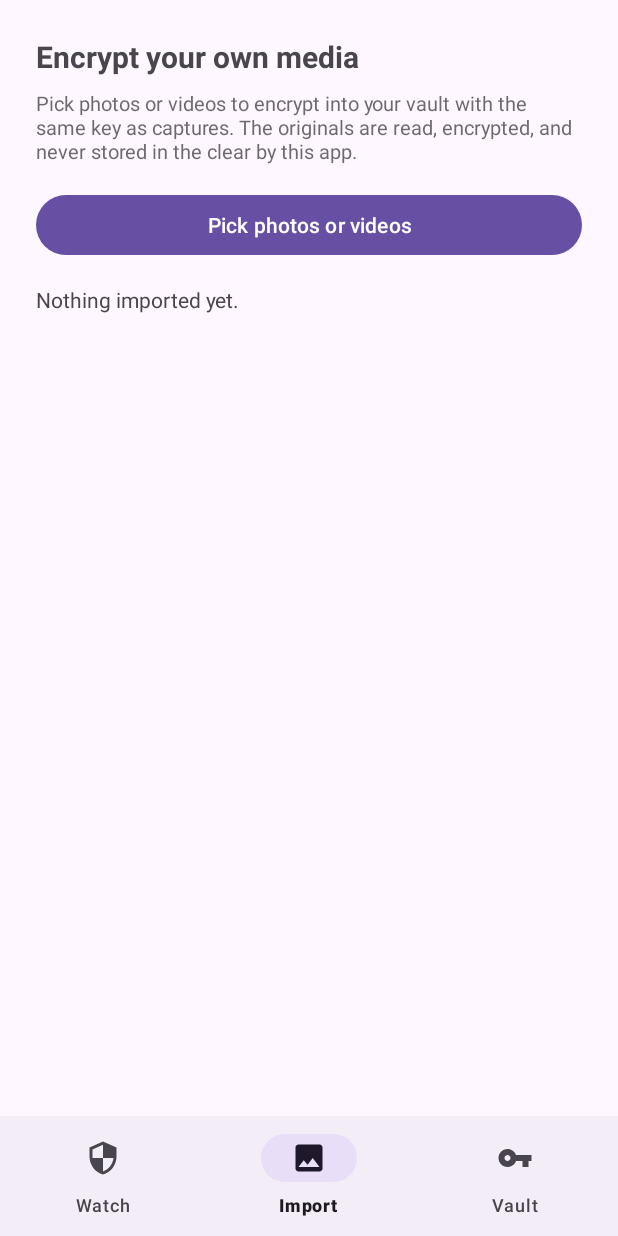
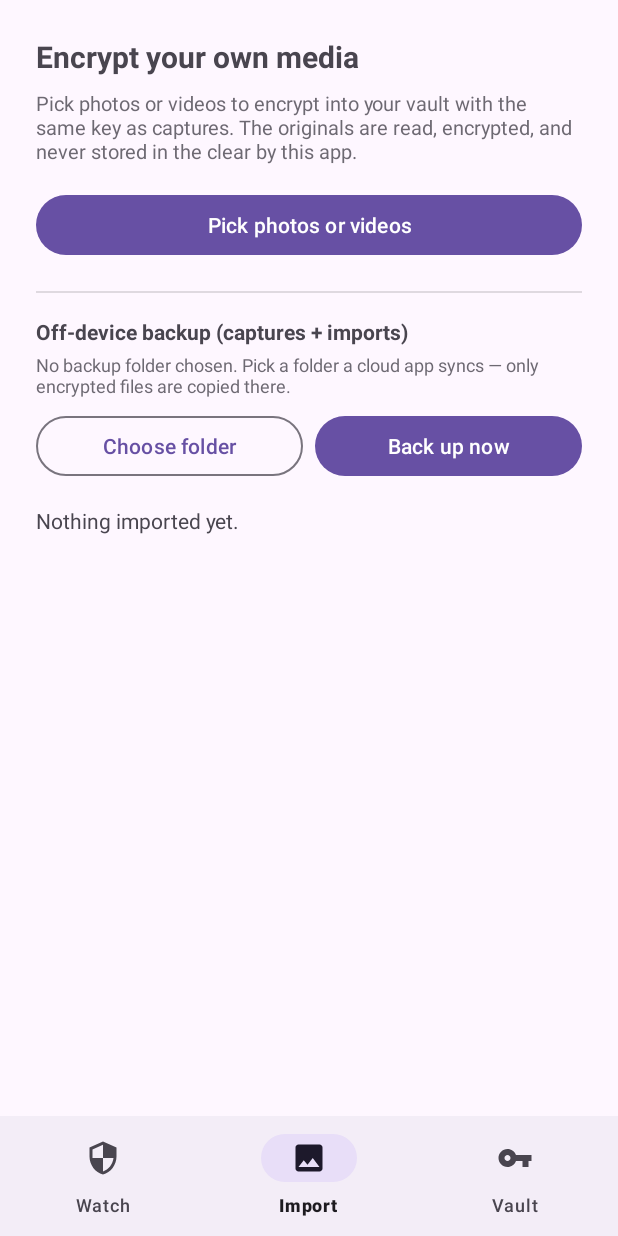
Before and after one commit to phillipdpiris/Phil, an Android app: the screen it shows after launch (MainActivity), item 2 of the bottom bar chosen, on a phone screen of 412 x 824 dp. Run offline under Robolectric (Android 15) with nearby library versions, the phone set to English and light mode, and no system bars.

Commit message:
Add off-device backup via Storage Access Framework
Copies the encrypted .sgc files (captures + imports) into a folder the user
picks through SAF. Point it at a cloud-synced folder (Drive, Dropbox, …) and
the encrypted files ride that sync off the phone; the destination only ever
sees ciphertext, so a breach there leaks nothing.

- BackupManager: persists the chosen tree URI, copies any .sgc not already
  present (by name) into it. Idempotent.
- Import tab gains "Choose folder" + "Back up now" controls and status.
- Captures auto-export right after they're encrypted, so a snooper deleting a
  capture on the phone doesn't erase the evidence; imports export after
  encryption too.

v1 uses manual + post-capture export. A WorkManager retry queue and a direct
Google Drive API uploader (write-only credential, needs the user's OAuth client
ID) remain documented follow-ups.

Co-Authored-By: Claude Opus 4.8 <noreply@anthropic.com>
Claude-Session: https://claude.ai/code/session_01Uhqieq4LjNQ9S5bj5agYh6

```diff
--- a/SnoopGuardApp/app/build.gradle.kts
+++ b/SnoopGuardApp/app/build.gradle.kts
@@ -54,6 +54,7 @@ dependencies {
     implementation(libs.androidx.camera.lifecycle)
     implementation(libs.mlkit.face.detection)
     implementation(libs.kotlinx.coroutines.android)
+    implementation(libs.androidx.documentfile)
     implementation(libs.tink.android)
 
     testImplementation(libs.junit)
--- /dev/null
+++ b/SnoopGuardApp/app/src/main/java/io/github/phillipdpiris/snoopguard/BackupManager.kt
@@ -0,0 +1,75 @@
+package io.github.phillipdpiris.snoopguard
+
+import android.content.Context
+import android.content.Intent
+import android.net.Uri
+import androidx.documentfile.provider.DocumentFile
+
+/**
+ * Copies the encrypted `.sgc` files (captures + imports) into a folder the user
+ * picks through the Storage Access Framework. Point it at a folder that a cloud
+ * app syncs (Drive, Dropbox, …) and the backup rides that sync off the device.
+ *
+ * Because the files are already encrypted to the public key, the destination —
+ * and anyone who can read it — only ever sees ciphertext. That is the whole
+ * point: a breach of the backup location (the Tea-breach scenario) leaks
+ * nothing.
+ *
+ * This is the v1 off-device path. A WorkManager-backed retry queue and a direct
+ * Google Drive API uploader (write-only credential, needs the user's OAuth
+ * client ID) are documented follow-ups in the README.
+ */
+class BackupManager(private val context: Context) {
+
+    private val prefs = context.getSharedPreferences(PREFS, Context.MODE_PRIVATE)
+
+    var treeUri: Uri?
+        get() = prefs.getString(KEY_TREE, null)?.let(Uri::parse)
+        private set(value) = prefs.edit().putString(KEY_TREE, value?.toString()).apply()
+
+    fun isConfigured(): Boolean = treeUri != null
+
+    /** Persist the folder the user picked, keeping access across reboots. */
+    fun persistTree(uri: Uri) {
+        val flags = Intent.FLAG_GRANT_READ_URI_PERMISSION or Intent.FLAG_GRANT_WRITE_URI_PERMISSION
+        try {
+            context.contentResolver.takePersistableUriPermission(uri, flags)
+        } catch (_: SecurityException) {
+            // Some providers don't grant persistable permission; the URI may
+            // still work for this session.
+        }
+        treeUri = uri
+    }
+
+    /**
+     * Copies any `.sgc` not already present (by name) in the backup folder.
+     * Safe to call repeatedly; returns how many new files were copied.
+     * Call off the main thread.
+     */
+    fun exportAll(): Int {
+        val tree = treeUri ?: return 0
+        val root = DocumentFile.fromTreeUri(context, tree) ?: return 0
+        if (!root.canWrite()) return 0
+
+        val files = CaptureStore(context).listCaptures() + ImportStore(context).listImports()
+        var copied = 0
+        for (f in files) {
+            if (root.findFile(f.name) != null) continue
+            val doc = root.createFile("application/octet-stream", f.name) ?: continue
+            try {
+                context.contentResolver.openOutputStream(doc.uri)?.use { out ->
+                    f.inputStream().use { it.copyTo(out) }
+                } ?: run { doc.delete() }
+                copied++
+            } catch (t: Throwable) {
+                doc.delete()
+            }
+        }
+        return copied
+    }
+
+    companion object {
+        private const val PREFS = "snoopguard_backup"
+        private const val KEY_TREE = "tree_uri"
+    }
+}
--- a/SnoopGuardApp/app/src/main/java/io/github/phillipdpiris/snoopguard/ImportFragment.kt
+++ b/SnoopGuardApp/app/src/main/java/io/github/phillipdpiris/snoopguard/ImportFragment.kt
@@ -28,6 +28,7 @@ class ImportFragment : Fragment() {
 
     private lateinit var keyManager: KeyManager
     private lateinit var importStore: ImportStore
+    private lateinit var backupManager: BackupManager
     private val adapter = CapturesAdapter(emptyList(), R.string.import_locked)
     private val ioExecutor = Executors.newSingleThreadExecutor()
     private val main = Handler(Looper.getMainLooper())
@@ -35,6 +36,16 @@ class ImportFragment : Fragment() {
     private val pickMedia = registerForActivityResult(
         ActivityResultContracts.PickMultipleVisualMedia(20),
     ) { uris -> if (uris.isNotEmpty()) encryptAll(uris) }
+
+    private val chooseBackup = registerForActivityResult(
+        ActivityResultContracts.OpenDocumentTree(),
+    ) { uri ->
+        if (uri != null) {
+            backupManager.persistTree(uri)
+            renderBackupStatus()
+            toast(getString(R.string.backup_folder_set))
+        }
+    }
 
     override fun onCreateView(
         inflater: LayoutInflater,
@@ -49,6 +60,7 @@ class ImportFragment : Fragment() {
     override fun onViewCreated(view: View, savedInstanceState: Bundle?) {
         keyManager = KeyManager(requireContext())
         importStore = ImportStore(requireContext())
+        backupManager = BackupManager(requireContext().applicationContext)
 
         binding.importsList.layoutManager = LinearLayoutManager(requireContext())
         binding.importsList.adapter = adapter
@@ -62,6 +74,33 @@ class ImportFragment : Fragment() {
                 )
             }
         }
+
+        binding.chooseBackupButton.setOnClickListener { chooseBackup.launch(null) }
+        binding.backupNowButton.setOnClickListener { backupNow() }
+        renderBackupStatus()
+    }
+
+    private fun backupNow() {
+        if (!backupManager.isConfigured()) {
+            toast(getString(R.string.backup_not_configured))
+            return
+        }
+        ioExecutor.execute {
+            val n = try {
+                backupManager.exportAll()
+            } catch (t: Throwable) {
+                -1
+            }
+            main.post {
+                if (!isAdded) return@post
+                toast(if (n >= 0) getString(R.string.backup_done, n) else getString(R.string.vault_open_failed))
+            }
+        }
+    }
+
+    private fun renderBackupStatus() {
+        val b = _binding ?: return
+        b.backupStatus.setText(if (backupManager.isConfigured()) R.string.backup_folder_set else R.string.backup_none)
     }
 
     override fun onResume() {
@@ -85,6 +124,13 @@ class ImportFragment : Fragment() {
                     ok++
                 } catch (t: Throwable) {
                     target.delete()
+                }
+            }
+            // Push the new encrypted files off-device if a backup folder is set.
+            if (backupManager.isConfigured()) {
+                try {
+                    backupManager.exportAll()
+                } catch (_: Throwable) {
                 }
             }
             main.post {
--- a/SnoopGuardApp/app/src/main/res/layout/fragment_import.xml
+++ b/SnoopGuardApp/app/src/main/res/layout/fragment_import.xml
@@ -34,6 +34,51 @@
         android:layout_marginTop="12dp"
         android:visibility="gone" />
 
+    <View
+        android:layout_width="match_parent"
+        android:layout_height="1dp"
+        android:layout_marginTop="20dp"
+        android:background="?android:attr/listDivider" />
+
+    <TextView
+        android:layout_width="match_parent"
+        android:layout_height="wrap_content"
+        android:layout_marginTop="16dp"
+        android:text="@string/backup_section"
+        android:textStyle="bold" />
+
+    <TextView
+        android:id="@+id/backupStatus"
+        android:layout_width="match_parent"
+        android:layout_height="wrap_content"
+        android:layout_marginTop="4dp"
+        android:textSize="12sp"
+        android:alpha="0.8"
+        android:text="@string/backup_none" />
+
+    <LinearLayout
+        android:layout_width="match_parent"
+        android:layout_height="wrap_content"
+        android:layout_marginTop="8dp"
+        android:orientation="horizontal">
+
+        <com.google.android.material.button.MaterialButton
+            android:id="@+id/chooseBackupButton"
+            style="@style/Widget.Material3.Button.OutlinedButton"
+            android:layout_width="0dp"
+            android:layout_height="wrap_content"
+            android:layout_weight="1"
+            android:text="@string/backup_choose" />
+
+        <com.google.android.material.button.MaterialButton
+            android:id="@+id/backupNowButton"
+            android:layout_width="0dp"
+            android:layout_height="wrap_content"
+            android:layout_weight="1"
+            android:layout_marginStart="8dp"
+            android:text="@string/backup_now" />
+    </LinearLayout>
+
     <TextView
         android:id="@+id/emptyText"
         android:layout_width="match_parent"
--- a/SnoopGuardApp/app/src/main/res/values/strings.xml
+++ b/SnoopGuardApp/app/src/main/res/values/strings.xml
@@ -35,6 +35,14 @@
     <string name="importing">Encrypting %1$d item(s)…</string>
     <string name="imported_done">Encrypted %1$d item(s).</string>
 
+    <string name="backup_section">Off-device backup (captures + imports)</string>
+    <string name="backup_none">No backup folder chosen. Pick a folder a cloud app syncs — only encrypted files are copied there.</string>
+    <string name="backup_choose">Choose folder</string>
+    <string name="backup_now">Back up now</string>
+    <string name="backup_folder_set">Backup folder set. New encrypted files copy here.</string>
+    <string name="backup_done">Backed up %1$d new file(s).</string>
+    <string name="backup_not_configured">Choose a backup folder first.</string>
+
     <string name="vault_title">Vault</string>
     <string name="vault_explain">Enter your passphrase to decrypt and view captures and imports on this device. The passphrase is used in memory only and is never stored.</string>
     <string name="vault_passphrase_hint">Passphrase</string>
--- a/SnoopGuardApp/gradle/libs.versions.toml
+++ b/SnoopGuardApp/gradle/libs.versions.toml
@@ -10,6 +10,7 @@ lifecycle = "2.8.7"
 camerax = "1.4.2"
 mlkitFace = "16.1.7"
 coroutines = "1.10.2"
+documentfile = "1.0.1"
 tink = "1.18.0"
 junit = "4.13.2"
 
@@ -26,6 +27,7 @@ androidx-camera-lifecycle = { group = "androidx.camera", name = "camera-lifecycl
 material = { group = "com.google.android.material", name = "material", version.ref = "material" }
 mlkit-face-detection = { group = "com.google.mlkit", name = "face-detection", version.ref = "mlkitFace" }
 kotlinx-coroutines-android = { group = "org.jetbrains.kotlinx", name = "kotlinx-coroutines-android", version.ref = "coroutines" }
+androidx-documentfile = { group = "androidx.documentfile", name = "documentfile", version.ref = "documentfile" }
 tink-android = { group = "com.google.crypto.tink", name = "tink-android", version.ref = "tink" }
 junit = { group = "junit", name = "junit", version.ref = "junit" }
 
```
Also changed, not shown: SnoopGuardApp/app/src/main/java/io/github/phillipdpiris/snoopguard/WatchService.kt (+12 -0 lines).
